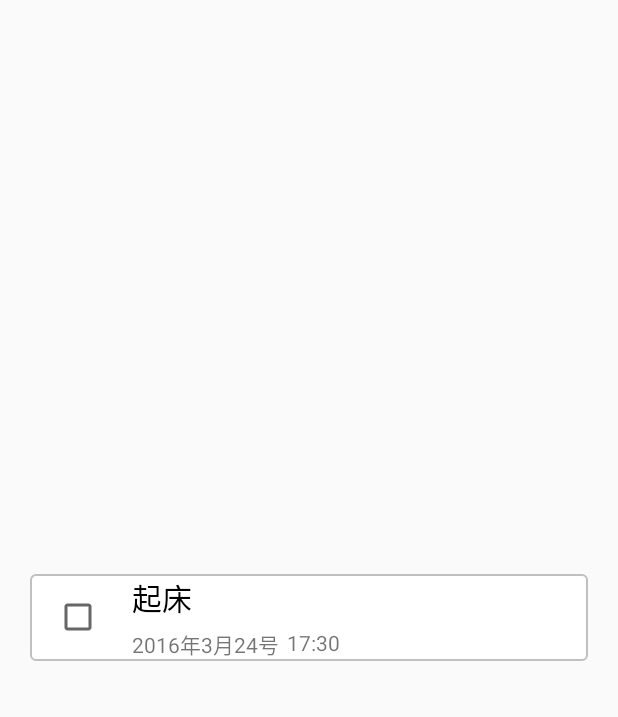
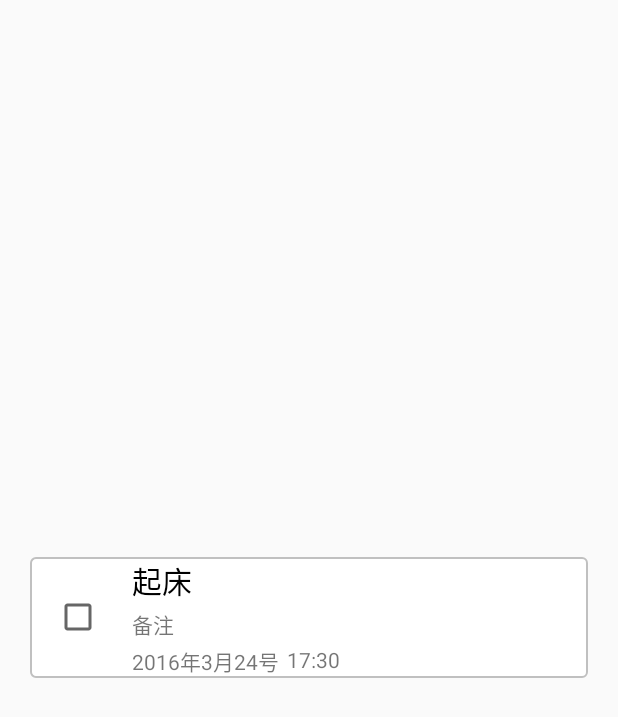
Before and after one commit to Lxr233/Desktop-pet, an Android app: the layout list.xml on its own in the app's theme, with its tools: preview values and no code run, on a phone screen of 412 x 824 dp. Shown: the top 717 px of the screen. Run offline under Robolectric (Android 15) with nearby library versions, the light colour scheme and no system bars.

Commit message:
界面修改
闹钟设置界面更加人性化，宠物属性编辑界面的修改，闹钟提醒的listview的修改

```diff
--- a/Pet/app/src/main/java/com/example/administrator/pet/FirstFragment.java
+++ b/Pet/app/src/main/java/com/example/administrator/pet/FirstFragment.java
@@ -63,6 +63,9 @@ public class FirstFragment extends Fragment {
     }
 
     private void init(){
+        first_toolbarview.settoolbar_more_Visibility(View.GONE);
+        first_toolbarview.settoolbar_relative_Visibility(View.GONE);
+
         sharedPreferences = getActivity().getSharedPreferences("pet", Context.MODE_PRIVATE);
         editor = sharedPreferences.edit();
 
--- a/Pet/app/src/main/res/layout/list.xml
+++ b/Pet/app/src/main/res/layout/list.xml
@@ -34,20 +34,27 @@
                 android:text="起床"
                 android:textColor="#000000"/>
             <TextView
+                android:id="@+id/list_up_center_text"
+                android:layout_width="wrap_content"
+                android:layout_height="wrap_content"
+                android:layout_below="@id/list_up_text"
+                android:layout_marginTop="3dp"
+                android:text="备注"/>
+            <TextView
                 android:id="@+id/list_down_left_text"
                 android:layout_width="wrap_content"
                 android:layout_height="wrap_content"
-                android:layout_below="@id/list_up_text"
-                android:layout_marginTop="5dp"
+                android:layout_below="@id/list_up_center_text"
+                android:layout_marginTop="3dp"
                 android:text="2016年3月24号"/>
             <TextView
                 android:id="@+id/list_down_right_text"
                 android:layout_width="wrap_content"
                 android:layout_height="wrap_content"
-                android:layout_below="@+id/list_up_text"
+                android:layout_below="@+id/list_up_center_text"
                 android:layout_toRightOf="@id/list_down_left_text"
                 android:layout_marginLeft="5dp"
-                android:layout_marginTop="5dp"
+                android:layout_marginTop="3dp"
                 android:text="17:30"/>
         </RelativeLayout>
     </RelativeLayout>
--- a/Pet/app/src/main/res/layout/set.xml
+++ b/Pet/app/src/main/res/layout/set.xml
@@ -42,7 +42,7 @@
             android:layout_centerVertical="true"/>
     </RelativeLayout>
 
-            <!-- 第二部分：属性查看 -->
+    <!-- 第二部分：属性查看 -->
     <RelativeLayout
         android:layout_width="match_parent"
         android:layout_height="165dp"
@@ -116,7 +116,7 @@
             android:layout_marginRight="10dp"
             android:layout_alignBottom="@+id/set_tv_birthday"
 
-             />
+            />
         <View
             android:layout_height="1dp"
             android:layout_width="match_parent"
--- a/Pet/app/src/main/res/values/strings.xml
+++ b/Pet/app/src/main/res/values/strings.xml
@@ -1,5 +1,5 @@
 <resources xmlns:xliff="urn:oasis:names:tc:xliff:document:1.2">
-    <string name="app_name">Pet</string>
+    <string name="app_name">桌面宠物</string>
     <string name="action_settings">Settings</string>
     <!--  BluetoothChat -->
     <string name="not_connected">You are not connected to a device</string>
```
Also changed, not shown: Pet/app/src/main/java/com/example/administrator/pet/AlarmActivity.java (+14 -5 lines), Pet/app/src/main/java/com/example/administrator/pet/AlarmReceiver.java (+35 -0 lines), Pet/app/src/main/java/com/example/administrator/pet/FloatWindowSmallView.java (+4 -3 lines), Pet/app/src/main/java/com/example/administrator/pet/MyDatabaseHelper.java (+6 -5 lines), Pet/app/src/main/java/com/example/administrator/pet/SecondFragment.java (+14 -6 lines), Pet/app/src/main/res/layout/float_window_big.xml (+7 -5 lines), Pet/app/src/main/res/drawable/ic_launcher.png.
